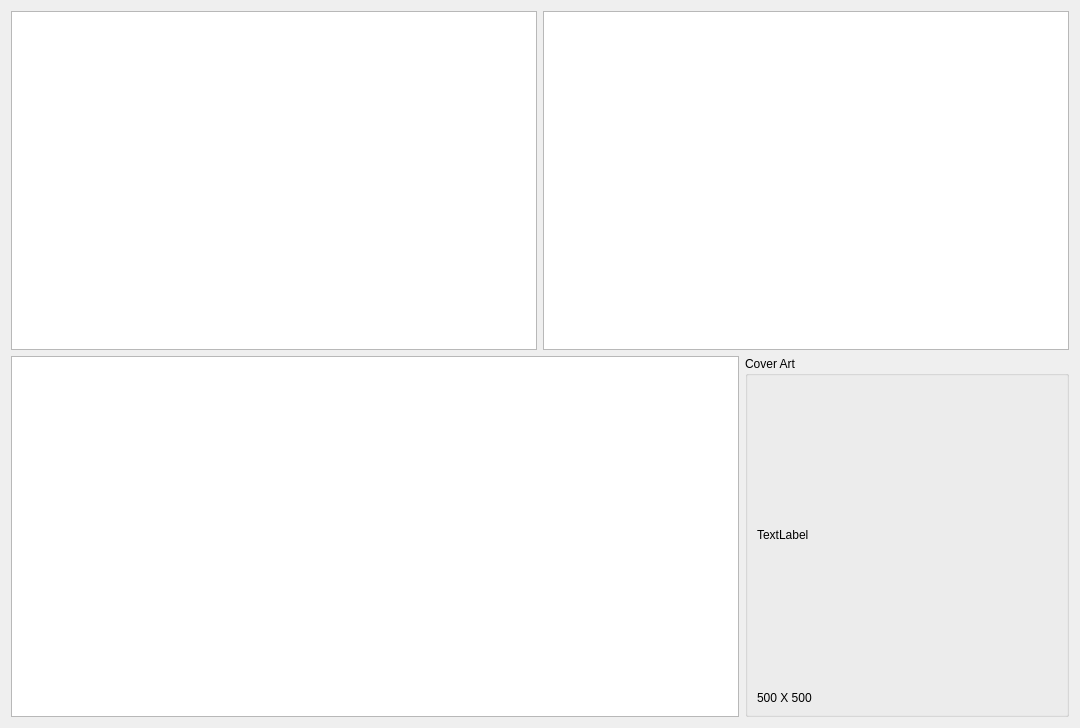
Above: src/widget_shared/musicbrainzeditpage.ui from billlin0904/xamp2 before the change. Below: the same form after it.
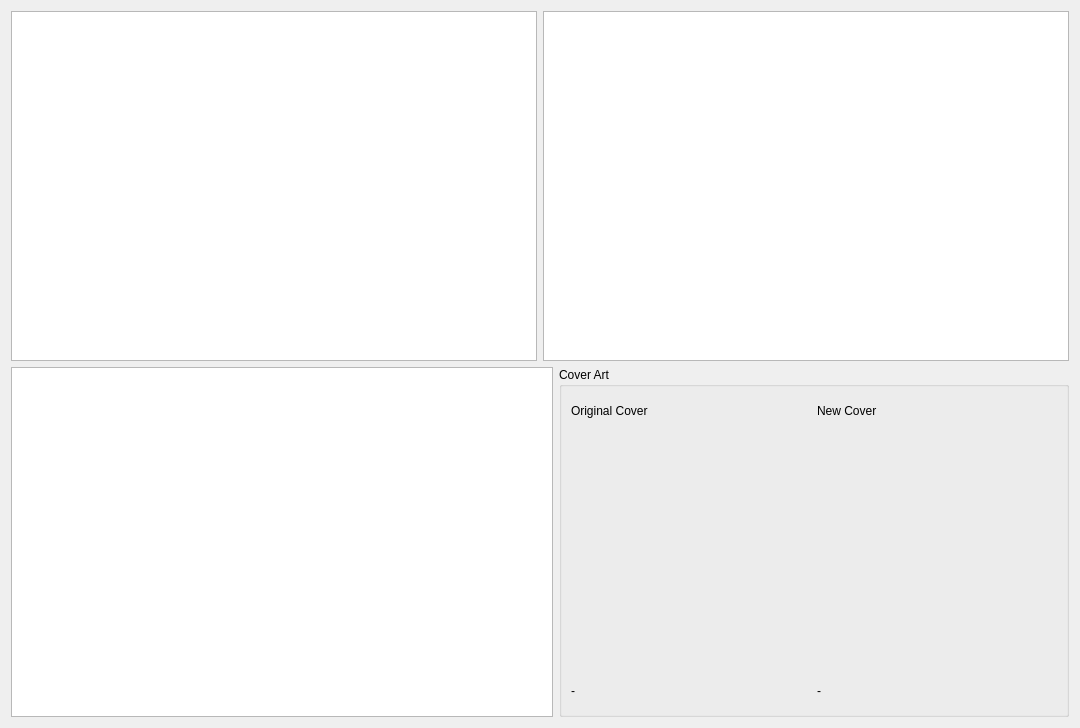
That is the form after the change.

Patch:
```diff
--- a/src/widget_shared/musicbrainzeditpage.ui
+++ b/src/widget_shared/musicbrainzeditpage.ui
@@ -34,9 +34,18 @@
        <property name="title">
         <string>Cover Art</string>
        </property>
-       <layout class="QVBoxLayout" name="verticalLayout" stretch="1,0">
+       <layout class="QHBoxLayout" name="horizontalLayout_3">
         <item>
-         <widget class="QLabel" name="coverArt">
+         <layout class="QVBoxLayout" name="originalCoverLayout" stretch="0,1,0">
+          <item>
+           <widget class="QLabel" name="originalCoverTitle">
+            <property name="text">
+             <string>Original Cover</string>
+            </property>
+           </widget>
+          </item>
+          <item>
+           <widget class="QLabel" name="originalCoverArt">
           <property name="sizePolicy">
            <sizepolicy hsizetype="Fixed" vsizetype="Fixed">
             <horstretch>0</horstretch>
@@ -45,27 +54,78 @@
           </property>
           <property name="minimumSize">
            <size>
-            <width>300</width>
-            <height>300</height>
+              <width>240</width>
+              <height>240</height>
            </size>
           </property>
           <property name="maximumSize">
            <size>
-            <width>300</width>
-            <height>300</height>
+              <width>240</width>
+              <height>240</height>
            </size>
           </property>
           <property name="text">
-           <string>TextLabel</string>
-          </property>
+             <string/>
+            </property>
+            <property name="alignment">
+             <set>Qt::AlignCenter</set>
+            </property>
          </widget>
         </item>
         <item>
-         <widget class="QLabel" name="coverArtSize">
+           <widget class="QLabel" name="originalCoverArtSize">
           <property name="text">
-           <string>500 X 500</string>
-          </property>
-         </widget>
+             <string>-</string>
+            </property>
+           </widget>
+          </item>
+         </layout>
+        </item>
+        <item>
+         <layout class="QVBoxLayout" name="newCoverLayout" stretch="0,1,0">
+          <item>
+           <widget class="QLabel" name="newCoverTitle">
+            <property name="text">
+             <string>New Cover</string>
+            </property>
+           </widget>
+          </item>
+          <item>
+           <widget class="QLabel" name="newCoverArt">
+            <property name="sizePolicy">
+             <sizepolicy hsizetype="Fixed" vsizetype="Fixed">
+              <horstretch>0</horstretch>
+              <verstretch>0</verstretch>
+             </sizepolicy>
+            </property>
+            <property name="minimumSize">
+             <size>
+              <width>240</width>
+              <height>240</height>
+             </size>
+            </property>
+            <property name="maximumSize">
+             <size>
+              <width>240</width>
+              <height>240</height>
+             </size>
+            </property>
+            <property name="text">
+             <string/>
+            </property>
+            <property name="alignment">
+             <set>Qt::AlignCenter</set>
+            </property>
+           </widget>
+          </item>
+          <item>
+           <widget class="QLabel" name="newCoverArtSize">
+            <property name="text">
+             <string>-</string>
+            </property>
+           </widget>
+          </item>
+         </layout>
         </item>
        </layout>
       </widget>
```
Lines whose indentation alone changed are shown as unchanged.
